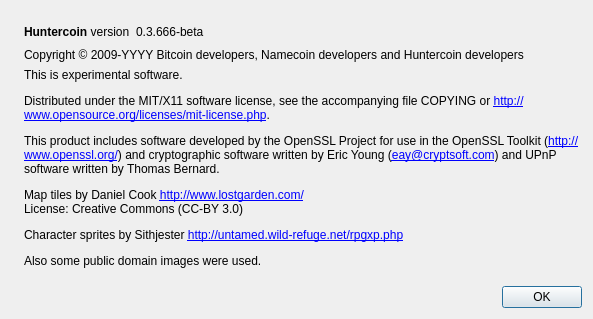
Old version of the form src/qt/forms/aboutdialog.ui in the repository smartmonsters/smartmonsters.
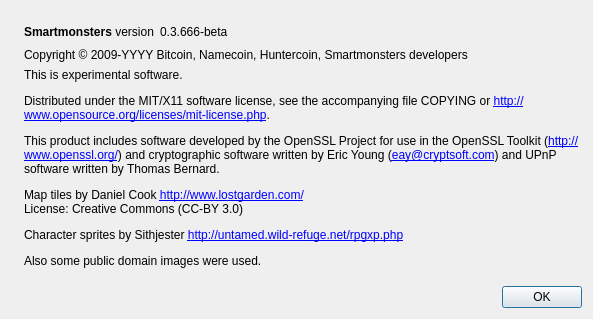
New version of the form. Icons and pictures are not drawn.

Patch:
```diff
--- a/src/qt/forms/aboutdialog.ui
+++ b/src/qt/forms/aboutdialog.ui
@@ -50,7 +50,7 @@
           <cursorShape>IBeamCursor</cursorShape>
          </property>
          <property name="text">
-          <string>&lt;b&gt;Huntercoin&lt;/b&gt; version</string>
+          <string>&lt;b&gt;Smartmonsters&lt;/b&gt; version</string>
          </property>
          <property name="textInteractionFlags">
           <set>Qt::LinksAccessibleByMouse|Qt::TextSelectableByKeyboard|Qt::TextSelectableByMouse</set>
@@ -91,7 +91,7 @@
         <cursorShape>IBeamCursor</cursorShape>
        </property>
        <property name="text">
-        <string notr="true">Copyright &amp;copy; 2009-YYYY Bitcoin developers, Namecoin developers and Huntercoin developers</string>
+        <string notr="true">Copyright &amp;copy; 2009-YYYY Bitcoin, Namecoin, Huntercoin, Smartmonsters developers</string>
        </property>
        <property name="textFormat">
         <enum>Qt::RichText</enum>
```
